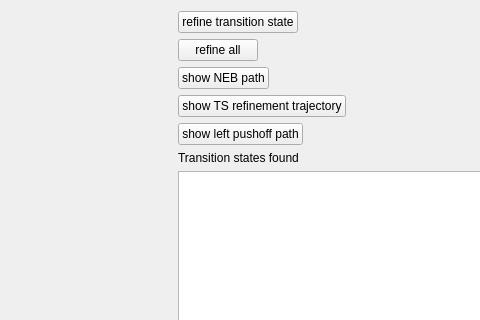
First picture: the form in pygmin/gui/connect_explorer_ui.ui, repository pele-python/pele, before the edit; both pictures show x 289 to 769 and y 0 to 320 of the 928 by 718 pixel window.
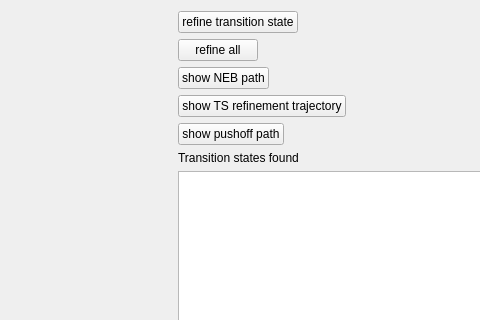
Second picture: the form after the edit. Custom widgets are drawn as their Qt base class.

Commit message: small fix for connect_explorer

The edit to the form file:
```diff
--- a/pygmin/gui/connect_explorer_ui.ui
+++ b/pygmin/gui/connect_explorer_ui.ui
@@ -78,7 +78,7 @@
        <item row="4" column="0">
         <widget class="QPushButton" name="btn_show_pushoff">
          <property name="text">
-          <string>show left pushoff path</string>
+          <string>show pushoff path</string>
          </property>
         </widget>
        </item>
```
The commit also changes 2 other files.
